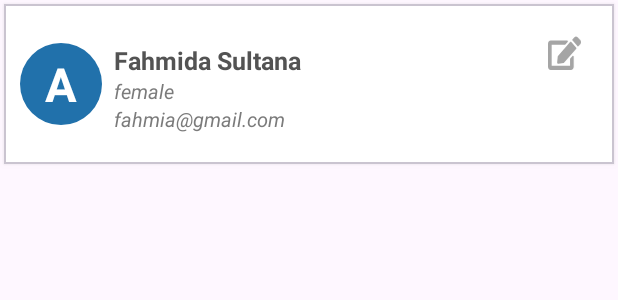
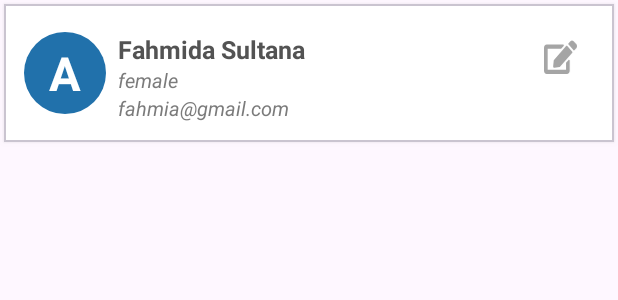
Before and after one commit to Jumaer/ServiceProvider, an Android app: the layout layout_provider_list_item.xml on its own in the app's theme, with its tools: preview values and no code run, on a phone screen of 412 x 824 dp. Shown: the top 300 px of the screen. Run offline under Robolectric (Android 15) with nearby library versions, the phone set to English and light mode, and no system bars.

Commit message:
list design updated

```diff
--- a/app/src/main/res/layout/layout_provider_list_item.xml
+++ b/app/src/main/res/layout/layout_provider_list_item.xml
@@ -8,13 +8,13 @@
     android:outlineSpotShadowColor="@color/opp_10_black"
     app:cardBackgroundColor="@color/white"
     app:cardElevation="@dimen/_3sdp"
-    android:layout_height="@dimen/_82sdp"
+    android:layout_height="wrap_content"
     tools:targetApi="p">
 
 
     <androidx.constraintlayout.widget.ConstraintLayout
         android:layout_width="match_parent"
-        android:padding="@dimen/_8sdp"
+        android:padding="@dimen/_10sdp"
         android:layout_height="match_parent">
 
         <TextView
```
